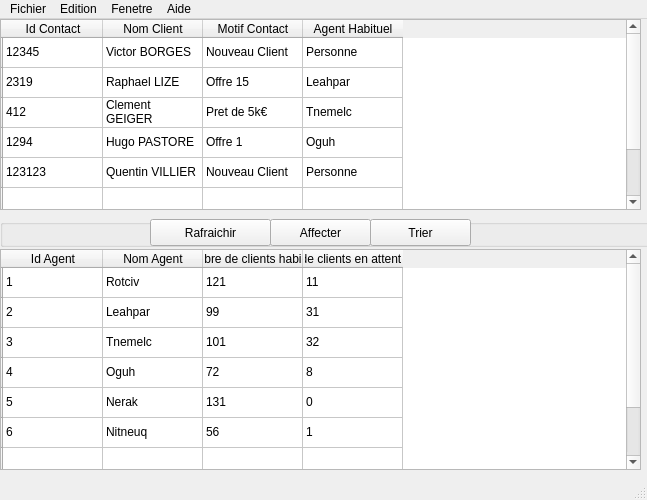
Above: Fenetres/contacts.ui from H4413/SOA before the change. Below: the same form after it.
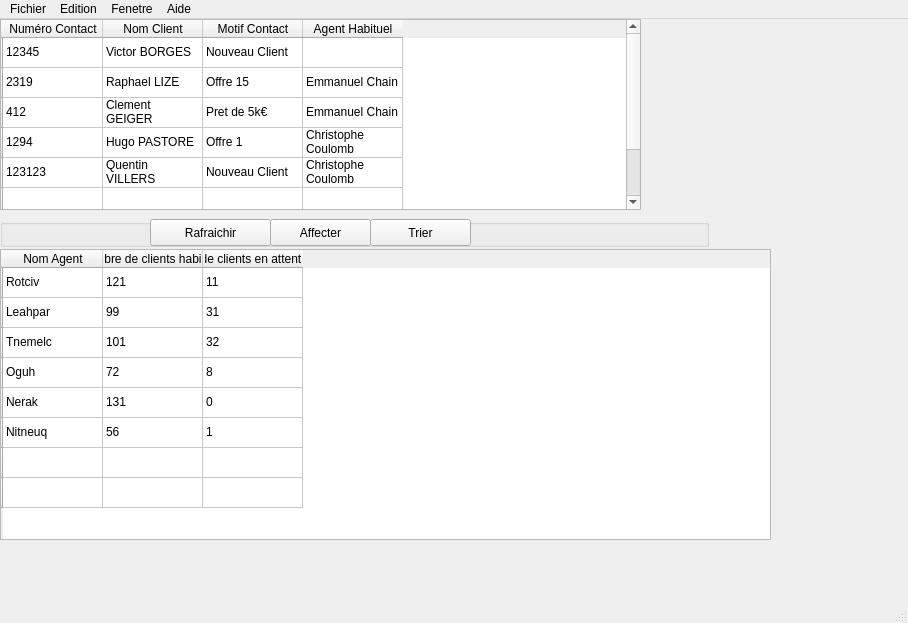
That is the form after the change. Icons and pictures are not drawn.

What changed in the file:
```diff
--- a/Fenetres/contacts.ui
+++ b/Fenetres/contacts.ui
@@ -6,8 +6,8 @@
    <rect>
     <x>0</x>
     <y>0</y>
-    <width>647</width>
-    <height>500</height>
+    <width>908</width>
+    <height>623</height>
    </rect>
   </property>
   <property name="windowTitle">
@@ -60,7 +60,7 @@
     </row>
     <column>
      <property name="text">
-      <string>Id Contact</string>
+      <string>Numéro Contact</string>
      </property>
     </column>
     <column>
@@ -95,7 +95,7 @@
     </item>
     <item row="0" column="3">
      <property name="text">
-      <string>Personne</string>
+      <string/>
      </property>
     </item>
     <item row="1" column="0">
@@ -115,7 +115,7 @@
     </item>
     <item row="1" column="3">
      <property name="text">
-      <string>Leahpar</string>
+      <string>Emmanuel Chain</string>
      </property>
     </item>
     <item row="2" column="0">
@@ -135,7 +135,7 @@
     </item>
     <item row="2" column="3">
      <property name="text">
-      <string>Tnemelc</string>
+      <string>Emmanuel Chain</string>
      </property>
     </item>
     <item row="3" column="0">
@@ -155,7 +155,7 @@
     </item>
     <item row="3" column="3">
      <property name="text">
-      <string>Oguh</string>
+      <string>Christophe Coulomb</string>
      </property>
     </item>
     <item row="4" column="0">
@@ -165,7 +165,7 @@
     </item>
     <item row="4" column="1">
      <property name="text">
-      <string>Quentin VILLIER</string>
+      <string>Quentin VILLERS</string>
      </property>
     </item>
     <item row="4" column="2">
@@ -175,7 +175,7 @@
     </item>
     <item row="4" column="3">
      <property name="text">
-      <string>Personne</string>
+      <string>Christophe Coulomb</string>
      </property>
     </item>
    </widget>
@@ -248,8 +248,8 @@
      <rect>
       <x>0</x>
       <y>230</y>
-      <width>641</width>
-      <height>221</height>
+      <width>771</width>
+      <height>291</height>
      </rect>
     </property>
     <row>
@@ -292,11 +292,6 @@
       <string/>
      </property>
     </row>
-    <column>
-     <property name="text">
-      <string>Id Agent</string>
-     </property>
-    </column>
     <column>
      <property name="text">
       <string>Nom Agent</string>
@@ -314,120 +309,90 @@
     </column>
     <item row="0" column="0">
      <property name="text">
-      <string>1</string>
-     </property>
-    </item>
-    <item row="0" column="1">
-     <property name="text">
       <string>Rotciv</string>
      </property>
     </item>
-    <item row="0" column="2">
+    <item row="0" column="1">
      <property name="text">
       <string>121</string>
      </property>
     </item>
-    <item row="0" column="3">
+    <item row="0" column="2">
      <property name="text">
       <string>11</string>
      </property>
     </item>
     <item row="1" column="0">
      <property name="text">
-      <string>2</string>
-     </property>
-    </item>
-    <item row="1" column="1">
-     <property name="text">
       <string>Leahpar</string>
      </property>
     </item>
-    <item row="1" column="2">
+    <item row="1" column="1">
      <property name="text">
       <string>99</string>
      </property>
     </item>
-    <item row="1" column="3">
+    <item row="1" column="2">
      <property name="text">
       <string>31</string>
      </property>
     </item>
     <item row="2" column="0">
      <property name="text">
-      <string>3</string>
-     </property>
-    </item>
-    <item row="2" column="1">
-     <property name="text">
       <string>Tnemelc</string>
      </property>
     </item>
-    <item row="2" column="2">
+    <item row="2" column="1">
      <property name="text">
       <string>101</string>
      </property>
     </item>
-    <item row="2" column="3">
+    <item row="2" column="2">
      <property name="text">
       <string>32</string>
      </property>
     </item>
     <item row="3" column="0">
      <property name="text">
-      <string>4</string>
-     </property>
-    </item>
-    <item row="3" column="1">
-     <property name="text">
       <string>Oguh</string>
      </property>
     </item>
-    <item row="3" column="2">
+    <item row="3" column="1">
      <property name="text">
       <string>72</string>
      </property>
     </item>
-    <item row="3" column="3">
+    <item row="3" column="2">
      <property name="text">
       <string>8</string>
      </property>
     </item>
     <item row="4" column="0">
      <property name="text">
-      <string>5</string>
-     </property>
-    </item>
-    <item row="4" column="1">
-     <property name="text">
       <string>Nerak</string>
      </property>
     </item>
-    <item row="4" column="2">
+    <item row="4" column="1">
      <property name="text">
       <string>131</string>
      </property>
     </item>
-    <item row="4" column="3">
+    <item row="4" column="2">
      <property name="text">
       <string>0</string>
      </property>
     </item>
     <item row="5" column="0">
      <property name="text">
-      <string>6</string>
-     </property>
-    </item>
-    <item row="5" column="1">
-     <property name="text">
       <string>Nitneuq</string>
      </property>
     </item>
-    <item row="5" column="2">
+    <item row="5" column="1">
      <property name="text">
       <string>56</string>
      </property>
     </item>
-    <item row="5" column="3">
+    <item row="5" column="2">
      <property name="text">
       <string>1</string>
      </property>
@@ -439,7 +404,7 @@
     <rect>
      <x>0</x>
      <y>0</y>
-     <width>647</width>
+     <width>908</width>
      <height>25</height>
     </rect>
    </property>
```
